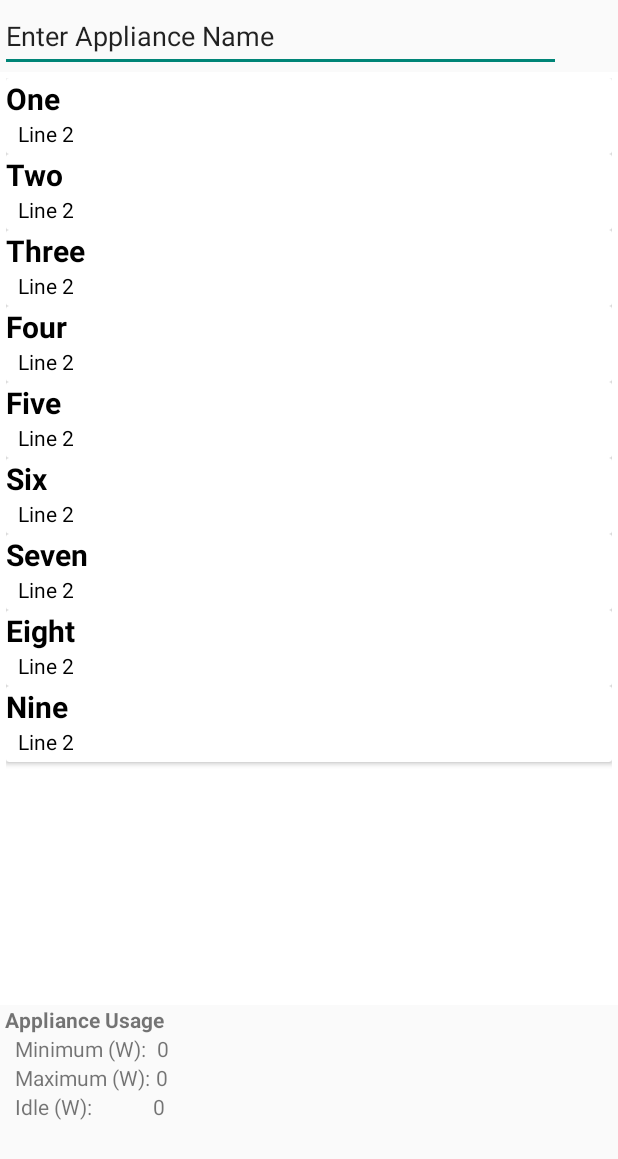
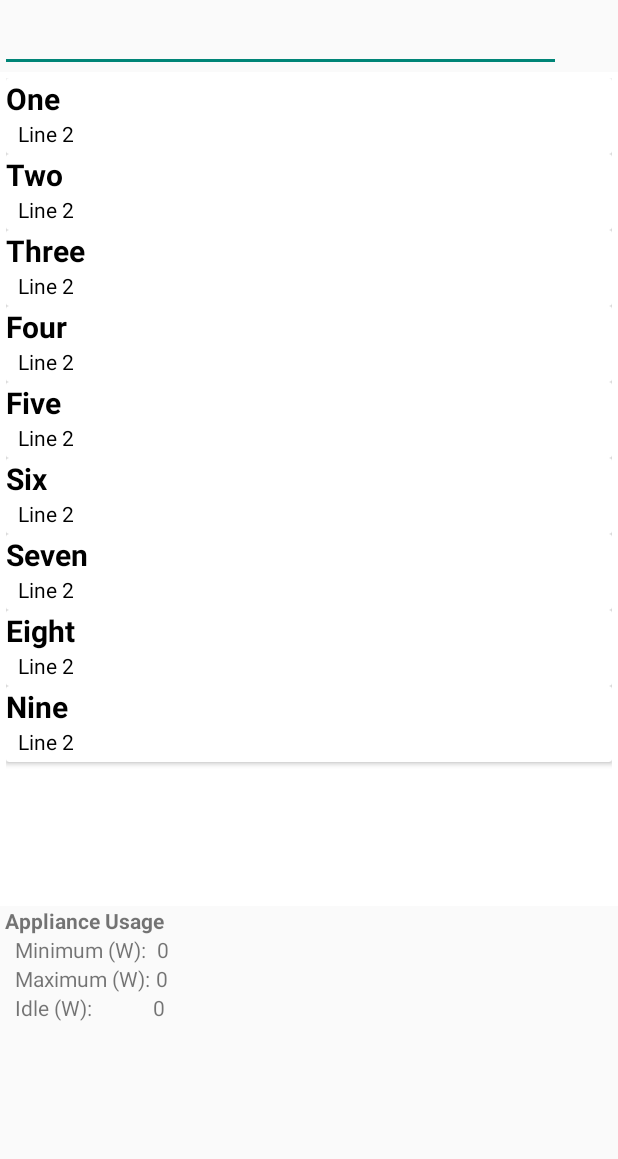
Before and after one commit to ETS-Android2/PowerPal, an Android app: the ApplianceSearchActivity screen opened directly, with no data from a screen before it, on a phone screen of 412 x 824 dp. Shown: the top 1159 px of the screen. Run offline under Robolectric (Android 15) with nearby library versions, the phone set to English and light mode, and no system bars.

Commit message:
Upates
Need to make Recycle view clickable and add appliance data

```diff
--- a/app/app/src/main/java/com/example/powerpal/ApplianceSearchActivity.java
+++ b/app/app/src/main/java/com/example/powerpal/ApplianceSearchActivity.java
@@ -14,8 +14,11 @@ import android.text.TextWatcher;
 import android.view.Menu;
 import android.view.MenuInflater;
 import android.view.MenuItem;
+import android.view.View;
+import android.view.ViewTreeObserver;
 import android.widget.EditText;
 import android.widget.SearchView;
+import android.widget.Toast;
 
 import java.util.ArrayList;
 
@@ -36,17 +39,26 @@ public class ApplianceSearchActivity extends AppCompatActivity {
         createExampleList();
         buildRecyclerView();
 
+        EditText editText = findViewById(R.id.applianceSearchField);
 
-        EditText editText = findViewById(R.id.applianceSearchField);
+        //https://stackoverflow.com/questions/7397391/event-for-handling-the-focus-of-the-edittext
+        editText.setOnFocusChangeListener(new View.OnFocusChangeListener() {
+            @Override
+            public void onFocusChange(View view, boolean hasFocus) {
+                if (hasFocus) {
+                    if(editText.getText().toString().equals("Enter Appliance Name"))
+                        editText.setText("");
+                }
+            }
+        });
+
         editText.addTextChangedListener(new TextWatcher() {
             @Override
             public void beforeTextChanged(CharSequence s, int start, int count, int after) {
-
             }
 
             @Override
             public void onTextChanged(CharSequence s, int start, int before, int count) {
-
             }
 
             @Override
--- a/app/app/src/main/java/com/example/powerpal/ApplianceSearchAdapter.java
+++ b/app/app/src/main/java/com/example/powerpal/ApplianceSearchAdapter.java
@@ -57,4 +57,5 @@ public class ApplianceSearchAdapter extends RecyclerView.Adapter<ApplianceSearch
         applianceList = filteredList;
         notifyDataSetChanged();
     }
+
 }
--- a/app/app/src/main/res/layout/activity_appliance_search.xml
+++ b/app/app/src/main/res/layout/activity_appliance_search.xml
@@ -24,7 +24,7 @@
     <androidx.recyclerview.widget.RecyclerView
         android:id="@+id/applianceRecycler"
         android:layout_width="match_parent"
-        android:layout_height="622dp"
+        android:layout_height="556dp"
         android:background="@android:color/white"
         android:padding="4dp"
         android:scrollbars="vertical"
--- a/app/app/src/main/res/layout/appliance_item.xml
+++ b/app/app/src/main/res/layout/appliance_item.xml
@@ -8,6 +8,7 @@
         android:layout_width="match_parent"
         android:layout_height="match_parent"
         android:layout_marginBottom="4dp"
+        android:clickable="true"
         app:cardCornerRadius="4dp">
 
 
```
